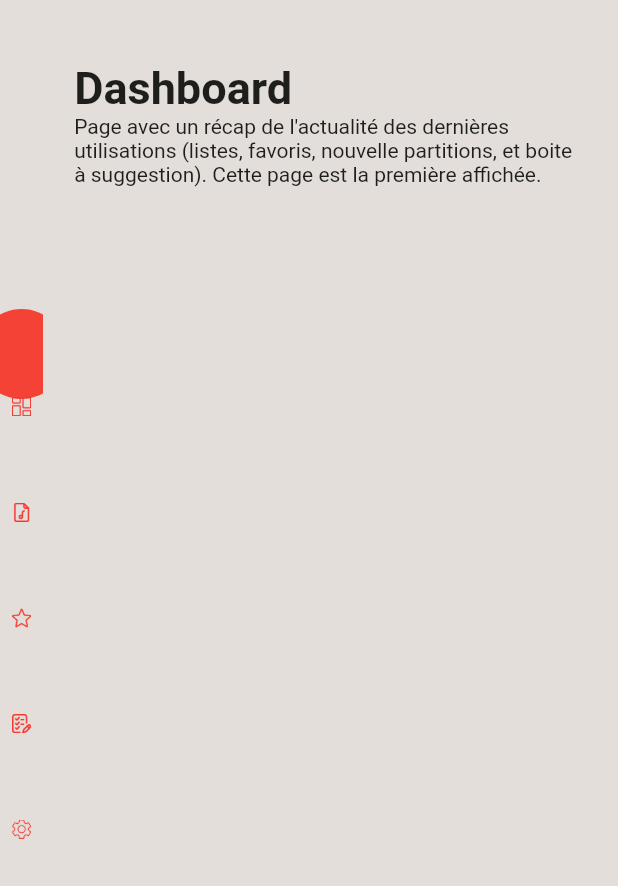
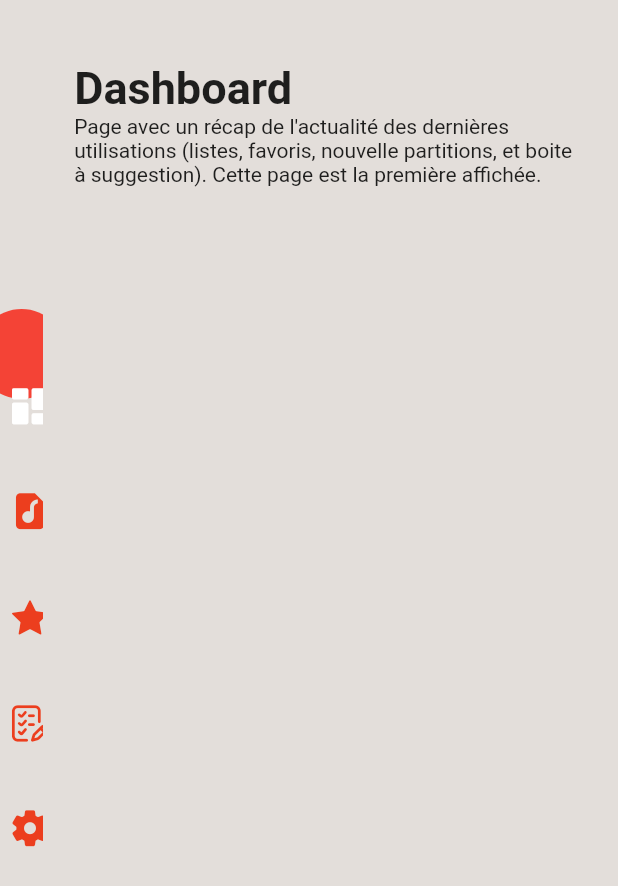
Before and after one commit to deadLocks21/my_song_book, a Flutter app: the screen it shows after launch, on a phone screen of 412 x 824 dp. Shown: the top 886 px of the screen. Run offline on Flutter 3.47's test engine with Material 2 defaults, Android fonts, the phone set to English and light mode, and no system bars.

Commit message:
Change the icons and the color when selectedhen selected

```diff
--- a/lib/components/HomeMenu/HomeMenu.dart
+++ b/lib/components/HomeMenu/HomeMenu.dart
@@ -2,6 +2,7 @@ import 'package:flutter/material.dart';
 import 'package:my_song_book/components/HomeMenu/MenuButton.dart';
 import 'package:my_song_book/components/HomeMenu/PlaceGetter.dart';
 import 'package:my_song_book/components/HomeMenu/SelectedMenu.dart';
+import 'package:my_song_book/home_menu_icons_icons.dart';
 
 class HomeMenu extends StatelessWidget {
   HomeMenu({Key? key}) : super(key: key);
@@ -21,11 +22,11 @@ class HomeMenu extends StatelessWidget {
             child: Column(
               mainAxisAlignment: MainAxisAlignment.spaceBetween,
               children: [
-                MenuButton(icon: "dashboard", value: 1, key: placeGetter.dashboard,),
-                MenuButton(icon: "sheets", value: 2, key: placeGetter.sheets,),
-                MenuButton(icon: "favorites", value: 3, key: placeGetter.favorites,),
-                MenuButton(icon: "lists", value: 4, key: placeGetter.lists,),
-                MenuButton(icon: "settings", value: 5, key: placeGetter.settings,),
+                MenuButton(icon: HomeMenuIcons.dashboard, value: 1, key: placeGetter.dashboard,),
+                MenuButton(icon: HomeMenuIcons.sheets, value: 2, key: placeGetter.sheets,),
+                MenuButton(icon: HomeMenuIcons.favorites, value: 3, key: placeGetter.favorites,),
+                MenuButton(icon: HomeMenuIcons.lists, value: 4, key: placeGetter.lists,),
+                MenuButton(icon: HomeMenuIcons.settings, value: 5, key: placeGetter.settings,),
               ],
             ),
           ),
--- a/lib/components/HomeMenu/MenuButton.dart
+++ b/lib/components/HomeMenu/MenuButton.dart
@@ -1,29 +1,12 @@
-// import 'package:flutter/material.dart';
-// import 'package:my_song_book/components/HomeMenu/HomeMenuManager.dart';
-
-// class MenuButton extends StatelessWidget {
-//   MenuButton({Key? key, this.icon = "", this.value = 0}) : super(key: key);
-//   HomeMenuManager homeMenuManager = HomeMenuManager.instance;
-//   String icon;
-//   int value;
-
-//   @override
-//   Widget build(BuildContext context) {
-//     return IconButton(
-//       icon: Image.asset("assets/" + icon + ".png"),
-//       onPressed: () {
-//         homeMenuManager.changeIndex(value);
-//       },
-//     );
-//   }
-// }
+import 'dart:io';
 
 import 'package:flutter/material.dart';
 import 'package:my_song_book/components/HomeMenu/HomeMenuManager.dart';
 
 class MenuButton extends StatefulWidget {
-  MenuButton({Key? key, this.icon = "", this.value = 0}) : super(key: key);
-  String icon;
+  MenuButton({Key? key, this.icon = Icons.error, this.value = 0})
+      : super(key: key);
+  IconData icon;
   int value;
 
   @override
@@ -32,12 +15,37 @@ class MenuButton extends StatefulWidget {
 
 class _MenuButtonState extends State<MenuButton> {
   HomeMenuManager homeMenuManager = HomeMenuManager.instance;
+  Color color = Colors.red;
+
+  @override
+  void initState() {
+    super.initState();
+    homeMenuManager.addListener(() {
+      setState(() {
+        if (homeMenuManager.index == widget.value) {
+          color = Colors.white;
+        } else {
+          color = Color(0xFFEC3E1E);
+        }
+      });
+    });
+  }
 
   @override
   Widget build(BuildContext context) {
+    if (color == Colors.red) {
+      if (widget.value != 1) {
+        color = Color(0xFFEC3E1E);
+      } else {
+        color = Colors.white;
+      }
+    }
+
     return IconButton(
-      // key: widget.key,
-      icon: Image.asset("assets/" + widget.icon + ".png"),
+      icon: Icon(
+        widget.icon,
+        color: color,
+      ),
       onPressed: () {
         homeMenuManager.changeIndex(widget.value);
       },
--- a/lib/components/HomeMenu/SelectedMenu.dart
+++ b/lib/components/HomeMenu/SelectedMenu.dart
@@ -49,7 +49,6 @@ class _SelectedMenuState extends State<SelectedMenu> {
         final Size size = renderBox.size;
         final Offset offset = renderBox.localToGlobal(Offset.zero);
         top = offset.dy - 10;
-        print(top);
       },
     );
   }
--- /dev/null
+++ b/lib/home_menu_icons_icons.dart
@@ -0,0 +1,30 @@
+/// Flutter icons HomeMenuIcons
+/// Copyright (C) 2021 by original authors @ fluttericon.com, fontello.com
+/// This font was generated by FlutterIcon.com, which is derived from Fontello.
+///
+/// To use this font, place it in your fonts/ directory and include the
+/// following in your pubspec.yaml
+///
+/// flutter:
+///   fonts:
+///    - family:  HomeMenuIcons
+///      fonts:
+///       - asset: fonts/HomeMenuIcons.ttf
+///
+///
+///
+import 'package:flutter/widgets.dart';
+
+class HomeMenuIcons {
+  HomeMenuIcons._();
+
+  static const _kFontFam = 'HomeMenuIcons';
+  static const String? _kFontPkg = null;
+
+  static const IconData favorites = IconData(0xe800, fontFamily: _kFontFam, fontPackage: _kFontPkg);
+  static const IconData favorites_outlined = IconData(0xe801, fontFamily: _kFontFam, fontPackage: _kFontPkg);
+  static const IconData dashboard = IconData(0xe802, fontFamily: _kFontFam, fontPackage: _kFontPkg);
+  static const IconData sheets = IconData(0xe803, fontFamily: _kFontFam, fontPackage: _kFontPkg);
+  static const IconData lists = IconData(0xe804, fontFamily: _kFontFam, fontPackage: _kFontPkg);
+  static const IconData settings = IconData(0xe805, fontFamily: _kFontFam, fontPackage: _kFontPkg);
+}
--- a/pubspec.yaml
+++ b/pubspec.yaml
@@ -34,6 +34,7 @@ dependencies:
   # The following adds the Cupertino Icons font to your application.
   # Use with the CupertinoIcons class for iOS style icons.
   cupertino_icons: ^1.0.2
+  flutter_icons: ^1.1.0
 
 dev_dependencies:
   flutter_test:
@@ -63,6 +64,10 @@ flutter:
   #   - images/a_dot_burr.jpeg
   #   - images/a_dot_ham.jpeg
 
+  fonts:
+    - family:  HomeMenuIcons
+      fonts:
+       - asset: fonts/HomeMenuIcons.ttf
   # An image asset can refer to one or more resolution-specific "variants", see
   # https://flutter.dev/assets-and-images/#resolution-aware.
 
```
Also changed, not shown: assets/dashboard.png (deleted), assets/favorites.png (deleted), assets/lists.png (deleted), assets/settings.png (deleted), assets/sheets.png (deleted), fonts/HomeMenuIcons.ttf (added), pubspec.lock.
